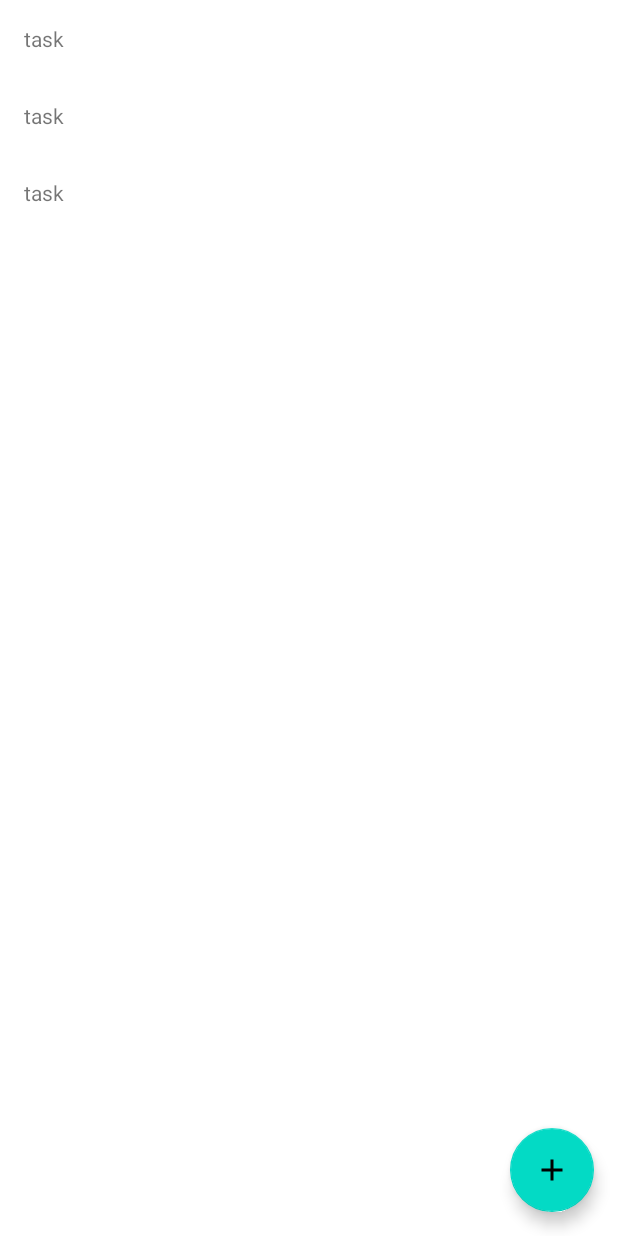
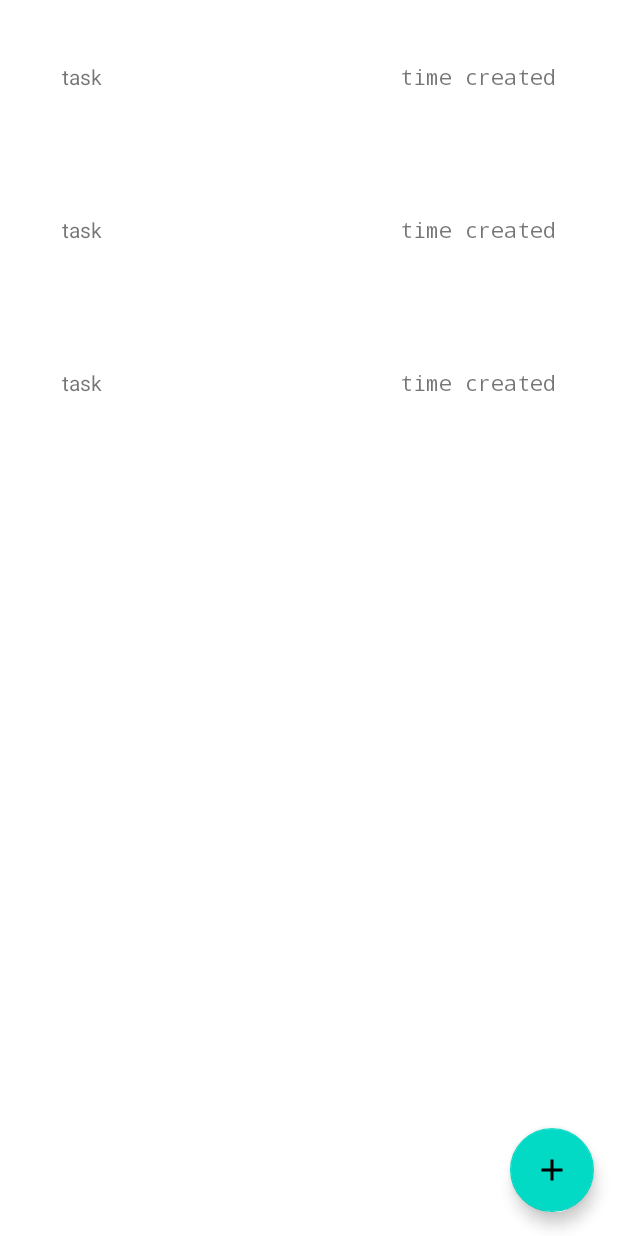
Before and after one commit to AtaiDev/android2, an Android app: the layout fragment_home.xml on its own in the app's theme, with its tools: preview values and no code run, on a phone screen of 412 x 824 dp. Run offline under Robolectric (Android 15) with nearby library versions, the phone set to English and light mode, and no system bars; Roboto replaces fonts that are not available here.

```diff
--- a/TaskAppAndr2/app/src/main/AndroidManifest.xml
+++ b/TaskAppAndr2/app/src/main/AndroidManifest.xml
@@ -3,6 +3,7 @@
     package="com.example.taskapp">
 
     <application
+        android:name=".App"
         android:allowBackup="true"
         android:icon="@mipmap/ic_launcher"
         android:label="@string/app_name"
--- a/TaskAppAndr2/app/src/main/java/com/example/taskapp/MainActivity.java
+++ b/TaskAppAndr2/app/src/main/java/com/example/taskapp/MainActivity.java
@@ -79,7 +79,7 @@ public class MainActivity extends AppCompatActivity {
 
     private void clearAll() {
         AlertDialog.Builder builder = new AlertDialog.Builder(this)
-                .setTitle("Are sure you want to clear all data ?")
+                .setTitle("Are you sure  want to clear all data ?")
                 .setView(R.layout.alert_dialog_view)
                 .setMessage("clearing all data may not be retrieved")
                 .setPositiveButton("Yes", new DialogInterface.OnClickListener() {
--- a/TaskAppAndr2/app/src/main/java/com/example/taskapp/interfaces/OnItemClickListener.java
+++ b/TaskAppAndr2/app/src/main/java/com/example/taskapp/interfaces/OnItemClickListener.java
@@ -1,7 +1,9 @@
 package com.example.taskapp.interfaces;
 
+import com.example.taskapp.models.Note;
+
 public interface OnItemClickListener {
-    void onItemClick(int position);
-    void onLongClick(int position);
+    void onItemClick(int position, Note note);
+    void onLongClick(int position,Note note);
 
 }
--- a/TaskAppAndr2/app/src/main/res/layout/list_task.xml
+++ b/TaskAppAndr2/app/src/main/res/layout/list_task.xml
@@ -2,13 +2,41 @@
 <LinearLayout xmlns:android="http://schemas.android.com/apk/res/android"
     android:layout_width="match_parent"
     android:layout_height="wrap_content"
-    android:padding="16dp"
-    >
-<TextView
-    android:id="@+id/textView"
-    android:layout_width="wrap_content"
-    android:layout_height="wrap_content"
-    android:text="task"
-    />
+    android:padding="16dp">
+
+    <RelativeLayout
+        android:layout_width="match_parent"
+        android:layout_height="wrap_content"
+        android:padding="20dp">
+
+        <LinearLayout
+            android:layout_width="match_parent"
+            android:layout_height="wrap_content"
+            android:layout_alignParentStart="true"
+            android:layout_marginEnd="20dp"
+            android:layout_toStartOf="@+id/timeView"
+            android:gravity="start"
+            android:orientation="vertical">
+
+            <TextView
+                android:id="@+id/textView"
+                android:layout_width="wrap_content"
+                android:layout_height="wrap_content"
+                android:padding="5dp"
+                android:text="task" />
+        </LinearLayout>
+
+
+        <TextView
+            android:id="@+id/timeView"
+            android:layout_width="wrap_content"
+            android:layout_height="wrap_content"
+            android:layout_alignParentRight="true"
+            android:fontFamily="monospace"
+            android:gravity="center"
+            android:padding="5dp"
+            android:text="time created" />
+
+    </RelativeLayout>
 
 </LinearLayout>
--- a/TaskAppAndr2/app/src/main/res/navigation/mobile_navigation.xml
+++ b/TaskAppAndr2/app/src/main/res/navigation/mobile_navigation.xml
@@ -35,7 +35,7 @@
     <fragment
         android:id="@+id/formFragment"
         android:name="com.example.taskapp.ui.form.FormFragment"
-        android:label="fragment_form"
+        android:label="Form"
         tools:layout="@layout/fragment_form" >
         <argument
             android:name="arguments"
--- a/TaskAppAndr2/app/src/main/res/values/colors.xml
+++ b/TaskAppAndr2/app/src/main/res/values/colors.xml
@@ -9,4 +9,7 @@
     <color name="white">#FFFFFFFF</color>
     <color name="activeColorDotBlue">#085DB3</color>
     <color name="inActiveColorDotGray">#9C9898</color>
+    <color name="colorBackgroundElement_grey">#C5BFBF</color>
+    <color name="colorBackgroundElement_blueShade">#d3cae3</color>
+
 </resources>
```
Also changed, not shown: TaskAppAndr2/app/build.gradle (+9 -5 lines), TaskAppAndr2/app/src/main/java/com/example/taskapp/App.java (added, +24 -0 lines), TaskAppAndr2/app/src/main/java/com/example/taskapp/models/Note.java (added, +46 -0 lines), TaskAppAndr2/app/src/main/java/com/example/taskapp/room/AppDataBase.java (added, +11 -0 lines), TaskAppAndr2/app/src/main/java/com/example/taskapp/room/NoteDao.java (added, +34 -0 lines), TaskAppAndr2/app/src/main/java/com/example/taskapp/ui/form/FormFragment.java (+38 -5 lines), TaskAppAndr2/app/src/main/java/com/example/taskapp/ui/home/HomeFragment.java (+40 -37 lines), TaskAppAndr2/app/src/main/java/com/example/taskapp/ui/home/TaskAdapter.java (+29 -12 lines).
